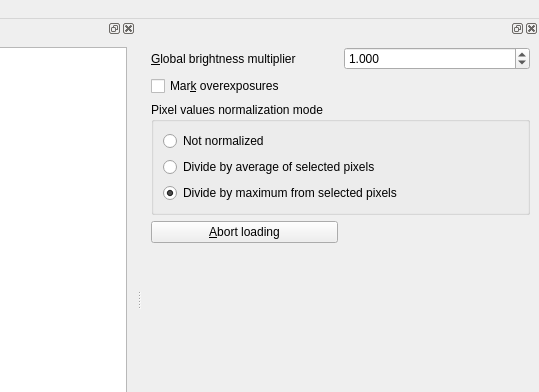
Old version of the form combine-exposures/MainWindow.ui in the repository 10110111/raw-utils; both pictures show x 261 to 800 and y 0 to 392 of the 800 by 600 pixel window.
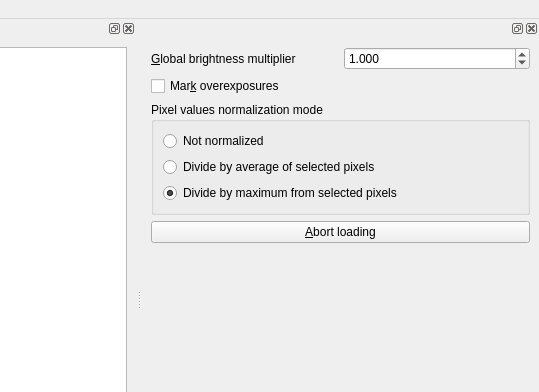
New version of the form.

Commit message: Expand Abort button

What changed in the file:
```diff
--- a/combine-exposures/MainWindow.ui
+++ b/combine-exposures/MainWindow.ui
@@ -86,13 +86,6 @@
        </property>
       </widget>
      </item>
-     <item row="3" column="0">
-      <widget class="QPushButton" name="abortLoadingBtn">
-       <property name="text">
-        <string>&amp;Abort loading</string>
-       </property>
-      </widget>
-     </item>
      <item row="4" column="0">
       <spacer name="verticalSpacer">
        <property name="orientation">
@@ -142,6 +135,13 @@
        </layout>
       </widget>
      </item>
+     <item row="3" column="0" colspan="2">
+      <widget class="QPushButton" name="abortLoadingBtn">
+       <property name="text">
+        <string>&amp;Abort loading</string>
+       </property>
+      </widget>
+     </item>
     </layout>
    </widget>
   </widget>
```
